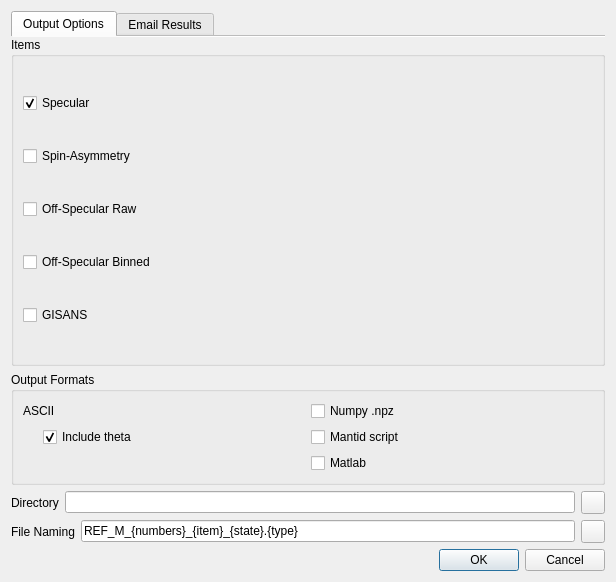
neutrons/quicknxs, file src/quicknxs/ui/ui_reduce_dialog.ui: the form before one commit.
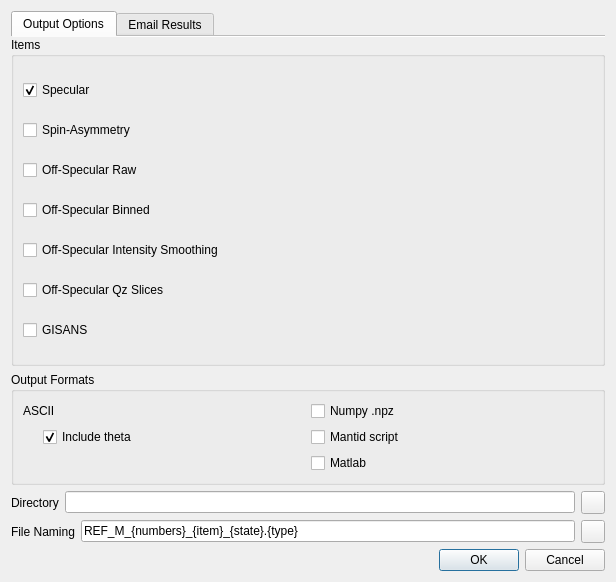
The form after the commit. Icons and pictures are not drawn.

Commit message:
Move intensity smoothing checkbox to reduction options dialog (#259)
* Move intensity smoothing checkbox to reduction options dialog

* Combine smoothing and binning dialogs into unified off-specular parameters dialog

* Address Marie's feedback on off-specular dialog

* Address more comments

* Revert GISANS error suppression

* Optimize test fixtures to improve test performance

* Fix security vulnerabilities in deps

* Rename offspec_parameters_dialog to smooth_dialog for cleaner git diff

* Address all PR review comments from Marie

* More updates to fix dialog issues

```diff
--- a/src/quicknxs/ui/ui_reduce_dialog.ui
+++ b/src/quicknxs/ui/ui_reduce_dialog.ui
@@ -89,6 +89,26 @@
                         </property>
                       </widget>
                     </item>
+                    <item>
+                      <widget class="QCheckBox" name="intensitySmoothingCheckbox">
+                        <property name="toolTip">
+                          <string>Apply smoothing algorithm to off-specular intensity data</string>
+                        </property>
+                        <property name="text">
+                          <string>Off-Specular Intensity Smoothing</string>
+                        </property>
+                      </widget>
+                    </item>
+                    <item>
+                      <widget class="QCheckBox" name="exportOffSpecularSlices">
+                        <property name="toolTip">
+                          <string>Extract Qz slices from off-specular data</string>
+                        </property>
+                        <property name="text">
+                          <string>Off-Specular Qz Slices</string>
+                        </property>
+                      </widget>
+                    </item>
                     <item>
                       <widget class="QCheckBox" name="exportGISANS">
                         <property name="text">
```
Left out of the diff: 1 changed line with no effect on the pictures. The commit also changes 15 other files.
